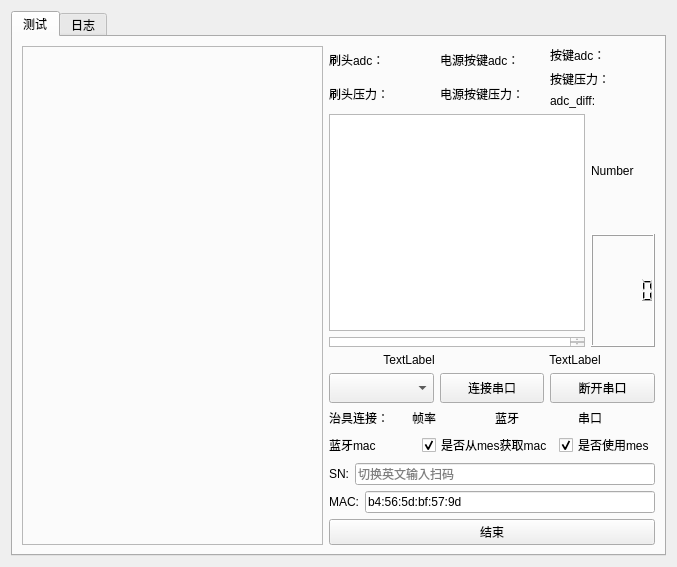
Qt form work_station/pressure/pressuresensorform.ui (yuhuang163/test) before a commit.
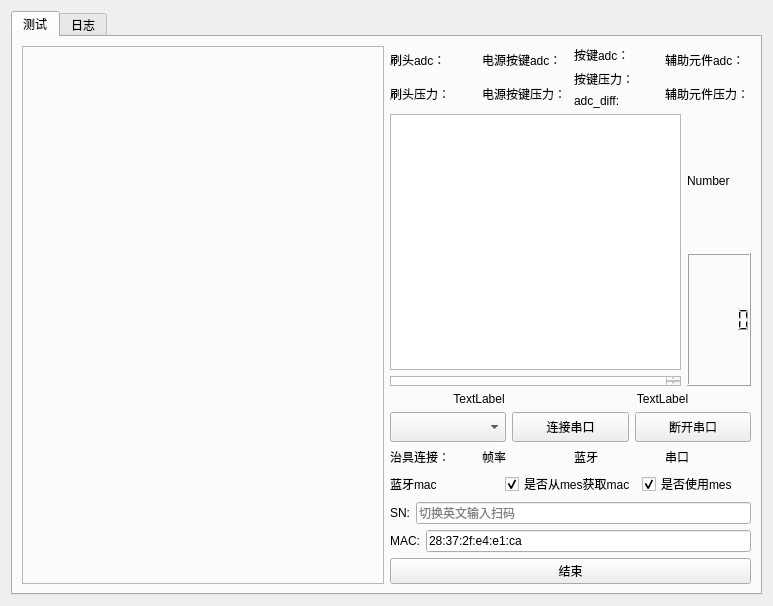
The same form after that commit.

Diff of the .ui file:
```diff
--- a/work_station/pressure/pressuresensorform.ui
+++ b/work_station/pressure/pressuresensorform.ui
@@ -6,15 +6,15 @@
    <rect>
     <x>0</x>
     <y>0</y>
-    <width>677</width>
-    <height>567</height>
+    <width>773</width>
+    <height>606</height>
    </rect>
   </property>
   <property name="windowTitle">
    <string>Form</string>
   </property>
   <layout class="QGridLayout" name="gridLayout">
-   <item row="0" column="0" rowspan="2">
+   <item row="0" column="0">
     <layout class="QHBoxLayout" name="horizontalLayout_11">
      <property name="sizeConstraint">
       <enum>QLayout::SetDefaultConstraint</enum>
@@ -112,6 +112,24 @@
                  </item>
                 </layout>
                </item>
+               <item>
+                <layout class="QVBoxLayout" name="verticalLayout_35">
+                 <item>
+                  <widget class="QLabel" name="assistant_botton_adc">
+                   <property name="text">
+                    <string>辅助元件adc：</string>
+                   </property>
+                  </widget>
+                 </item>
+                 <item>
+                  <widget class="QLabel" name="assistant_botton_value">
+                   <property name="text">
+                    <string>辅助元件压力：</string>
+                   </property>
+                  </widget>
+                 </item>
+                </layout>
+               </item>
               </layout>
              </item>
              <item>
@@ -409,7 +427,7 @@
                   </size>
                  </property>
                  <property name="text">
-                  <string>b4:56:5d:bf:57:9d</string>
+                  <string>28:37:2f:e4:e1:ca</string>
                  </property>
                  <property name="placeholderText">
                   <string>切换英文输入扫码</string>
```
Left out of the diff: 2 changed lines with no effect on the pictures.
